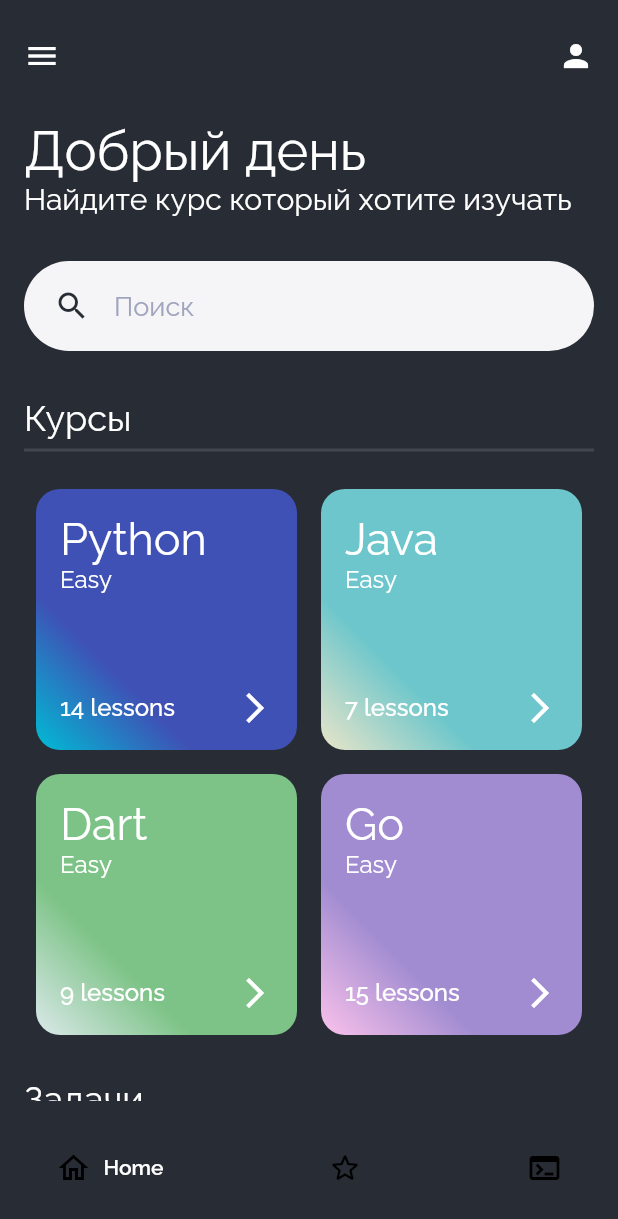
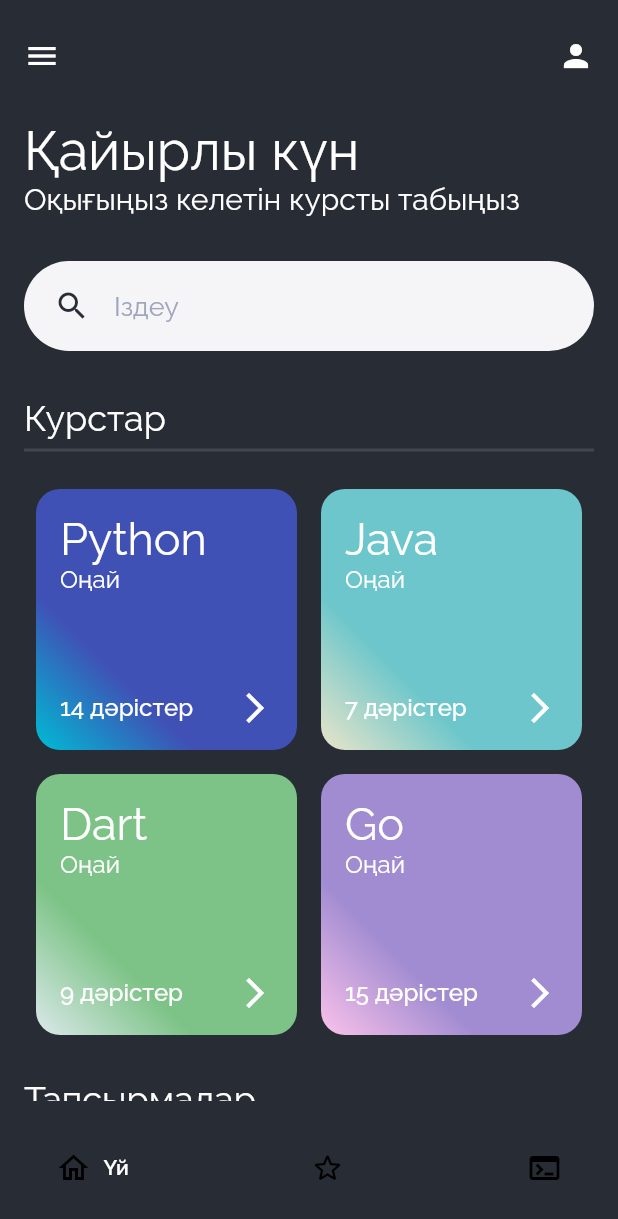
Before and after one commit to Alisherro/Qadam, a Flutter app: the MainScreen screen opened by its route, on a phone screen of 412 x 824 dp. Shown: the top 1219 px of the screen. Run offline on Flutter 3.47's test engine with Material 2 defaults, Android fonts, the phone set to English and light mode, and no system bars; drawn by our look-alikes of google_nav_bar; our stand-ins replace font_awesome_flutter, percent_indicator, webview_flutter.

Commit message:
rus->kaz login minus expanded

```diff
--- a/lib/screens/course_screen.dart
+++ b/lib/screens/course_screen.dart
@@ -11,7 +11,7 @@ class CourseScreen extends StatelessWidget {
         'https://upload.wikimedia.org/wikipedia/commons/thumb/1/18/ISO_C%2B%2B_Logo.svg/800px-ISO_C%2B%2B_Logo.svg.png',
         'Python',
         14,
-        'Easy',
+        'Оңай',
         65,
         Colors.indigo,
         Colors.cyan, [
@@ -25,7 +25,7 @@ class CourseScreen extends StatelessWidget {
         'https://s0.rbk.ru/v6_top_pics/media/img/1/60/756533742439601.jpg',
         'Java',
         7,
-        'Easy',
+        'Оңай',
         35,
         const Color(0xff6cc6cb),
         const Color(0xffeae5c9), [
@@ -39,7 +39,7 @@ class CourseScreen extends StatelessWidget {
         'https://www.pngitem.com/pimgs/m/480-4800518_file-dart-logo-dart-programming-language-logo-hd.png',
         'Dart',
         9,
-        'Easy',
+        'Оңай',
         10,
         const Color(0xff7dc387),
         const Color(0xffdbe9ea), [
@@ -53,7 +53,7 @@ class CourseScreen extends StatelessWidget {
         'https://www.freecodecamp.org/news/content/images/2021/10/golang.png',
         'Go',
         15,
-        'Easy',
+        'Оңай',
         100,
         const Color(0xffa18cd1),
         const Color(0xfffbc2eb), [
@@ -71,8 +71,9 @@ class CourseScreen extends StatelessWidget {
       padding: const EdgeInsets.all(16),
       child: ListView(
         children: [
+          const SizedBox(height: 15,),
           Text(
-            'Continue',
+            'Жалғастыру',
             style: Theme.of(context).textTheme.headline1,
           ),
           const SizedBox(height: 25),
--- a/lib/screens/home_screen.dart
+++ b/lib/screens/home_screen.dart
@@ -12,7 +12,7 @@ class HomeScreen extends StatelessWidget {
         'https://upload.wikimedia.org/wikipedia/commons/thumb/1/18/ISO_C%2B%2B_Logo.svg/800px-ISO_C%2B%2B_Logo.svg.png',
         'Python',
         14,
-        'Easy',
+        'Оңай',
         65,
         Colors.indigo,
         Colors.cyan, [
@@ -26,7 +26,7 @@ class HomeScreen extends StatelessWidget {
         'https://s0.rbk.ru/v6_top_pics/media/img/1/60/756533742439601.jpg',
         'Java',
         7,
-        'Easy',
+        'Оңай',
         35,
         const Color(0xff6cc6cb),
         const Color(0xffeae5c9), [
@@ -40,7 +40,7 @@ class HomeScreen extends StatelessWidget {
         'https://www.pngitem.com/pimgs/m/480-4800518_file-dart-logo-dart-programming-language-logo-hd.png',
         'Dart',
         9,
-        'Easy',
+        'Оңай',
         10,
         const Color(0xff7dc387),
         const Color(0xffdbe9ea), [
@@ -54,7 +54,7 @@ class HomeScreen extends StatelessWidget {
         'https://www.freecodecamp.org/news/content/images/2021/10/golang.png',
         'Go',
         15,
-        'Easy',
+        'Оңай',
         100,
         const Color(0xffa18cd1),
         const Color(0xfffbc2eb), [
@@ -67,10 +67,10 @@ class HomeScreen extends StatelessWidget {
   ];
 
   final List<CodeTask> codeTasks = [
-    CodeTask('a+b', 'Легко', true),
-    CodeTask('Фиббоначи', 'Тяжело', false),
-    CodeTask('Реверс', 'Тяжело', true),
-    CodeTask('Дни', 'Легко', true),
+    CodeTask('a+b', 'Оңай', true),
+    CodeTask('Фиббоначи', 'Қиын', false),
+    CodeTask('кері массив', 'Қиын', true),
+    CodeTask('күндер', 'Оңай', true),
   ];
 
   @override
@@ -91,11 +91,11 @@ class HomeScreen extends StatelessWidget {
               ),
               const SizedBox(height: 30),
               const Text(
-                "Добрый день",style: TextStyle(fontSize: 36),
+                'Қайырлы күн',style: TextStyle(fontSize: 36),
               ),
 
               const Text(
-                "Найдите курс который хотите изучать",
+                "Оқығыңыз келетін курсты табыңыз",
                 style: TextStyle(fontSize: 20),
               ),
               Container(
@@ -115,7 +115,7 @@ class HomeScreen extends StatelessWidget {
                     ),
                     const SizedBox(width: 16),
                     const Text(
-                      "Поиск",
+                      "Іздеу",
                       style: TextStyle(
                         fontSize: 18,
                         color: Color(0xFFA0A5BD),
@@ -130,7 +130,7 @@ class HomeScreen extends StatelessWidget {
             crossAxisAlignment: CrossAxisAlignment.start,
             children: const  [
               Text(
-                'Курсы',
+                'Курстар',
                 style: TextStyle(fontSize: 24),
               ),
               Divider(
@@ -160,7 +160,7 @@ class HomeScreen extends StatelessWidget {
             crossAxisAlignment: CrossAxisAlignment.start,
             children: const [
               Text(
-                'Задачи',
+                'Тапсырмалар',
                 style: TextStyle(fontSize: 24),
               ),
               Divider(
--- a/lib/screens/login_screen.dart
+++ b/lib/screens/login_screen.dart
@@ -17,7 +17,6 @@ class _LoginScreenState extends State<LoginScreen> {
       body: SafeArea(
         child: Padding(
           padding: const EdgeInsets.symmetric(vertical: 16.0),
-          child: Expanded(
           child: Column(
             mainAxisAlignment: MainAxisAlignment.spaceBetween,
             children: [
@@ -79,7 +78,7 @@ class _LoginScreenState extends State<LoginScreen> {
                           child: TextField(
                             decoration: InputDecoration(
                               border: InputBorder.none,
-                                hintText: 'Email',
+                              hintText: 'Электрондық пошта',
                               hintStyle: TextStyle(color: Colors.grey),
                             ),
                           ),
@@ -102,7 +101,7 @@ class _LoginScreenState extends State<LoginScreen> {
                             obscureText: true,
                             decoration: InputDecoration(
                               border: InputBorder.none,
-                                hintText: 'Password',
+                              hintText: 'Құпия сөз',
                               hintStyle: TextStyle(color: Colors.grey),
                             ),
                           ),
@@ -126,7 +125,7 @@ class _LoginScreenState extends State<LoginScreen> {
                             ),
                           ),
                           child: const Text(
-                              'Sign in',
+                            'Кіру',
                             textAlign: TextAlign.center,
                             style: TextStyle(color: Colors.white),
                           ),
@@ -139,11 +138,11 @@ class _LoginScreenState extends State<LoginScreen> {
                     Center(
                       child: RichText(
                         text: TextSpan(
-                            text: 'Don\'t have an account?',
+                          text: 'Есептік жазбаңыз жоқ па?',
                           style: Theme.of(context).textTheme.headline5,
                           children: const [
                             TextSpan(
-                                text: ' Sign up',
+                              text: ' Тіркелу',
                               style: TextStyle(
                                   color: Colors.blueAccent, fontSize: 18),
                             )
@@ -152,7 +151,7 @@ class _LoginScreenState extends State<LoginScreen> {
                       ),
                     ),
                     Text(
-                        'or use',
+                      'немесе пайдаланыңыз',
                       style: Theme.of(context).textTheme.headline5,
                     ),
                     Container(
@@ -181,7 +180,6 @@ class _LoginScreenState extends State<LoginScreen> {
           ),
         ),
       ),
-      ),
     );
   }
 }
--- a/lib/screens/main_screen.dart
+++ b/lib/screens/main_screen.dart
@@ -10,72 +10,6 @@ import 'course_screen.dart';
 class MainScreen extends StatelessWidget {
   MainScreen({Key? key}) : super(key: key);
 
-  final List<ProgrammingLanguage> languages = [
-    ProgrammingLanguage(
-        'https://upload.wikimedia.org/wikipedia/commons/thumb/1/18/ISO_C%2B%2B_Logo.svg/800px-ISO_C%2B%2B_Logo.svg.png',
-        'Python',
-        14,
-        'Easy',
-        65,
-        Colors.indigo,
-        Colors.cyan,
-        [
-          ProgrammingLanguageCourse(1, 'Введение', '30 min', true),
-          ProgrammingLanguageCourse(2, 'Ввод и вывод данных', '60 min', true),
-          ProgrammingLanguageCourse(3, 'Условный оператор', '60 min', false),
-          ProgrammingLanguageCourse(4, 'Строки', '60 min', false),
-          ProgrammingLanguageCourse(5, 'Циклы', '45 min', false),
-        ]
-    ),
-    ProgrammingLanguage(
-        'https://s0.rbk.ru/v6_top_pics/media/img/1/60/756533742439601.jpg',
-        'Java',
-        7,
-        'Easy',
-        35,
-        const Color(0xff6cc6cb),
-        const Color(0xffeae5c9),
-        [
-          ProgrammingLanguageCourse(1, 'Введение', '30 min', false),
-          ProgrammingLanguageCourse(2, 'Ввод и вывод данных', '60 min', false),
-          ProgrammingLanguageCourse(3, 'Условный оператор', '60 min', false),
-          ProgrammingLanguageCourse(4, 'Строки', '60 min', false),
-          ProgrammingLanguageCourse(5, 'Циклы', '45 min', false),
-        ]
-    ),
-    ProgrammingLanguage(
-        'https://www.pngitem.com/pimgs/m/480-4800518_file-dart-logo-dart-programming-language-logo-hd.png',
-        'Dart',
-        9,
-        'Easy',
-        10,
-        const Color(0xff7dc387),
-        const Color(0xffdbe9ea),
-        [
-          ProgrammingLanguageCourse(1, 'Введение', '30 min', false),
-          ProgrammingLanguageCourse(2, 'Ввод и вывод данных', '60 min', false),
-          ProgrammingLanguageCourse(3, 'Условный оператор', '60 min', false),
-          ProgrammingLanguageCourse(4, 'Строки', '60 min', false),
-          ProgrammingLanguageCourse(5, 'Циклы', '45 min', false),
-        ]
-    ),
-    ProgrammingLanguage(
-        'https://www.freecodecamp.org/news/content/images/2021/10/golang.png',
-        'Go',
-        15,
-        'Easy',
-        100,
-        const Color(0xffa18cd1),
-        const Color(0xfffbc2eb),
-        [
-          ProgrammingLanguageCourse(1, 'Введение', '30 min', false),
-          ProgrammingLanguageCourse(2, 'Ввод и вывод данных', '60 min', false),
-          ProgrammingLanguageCourse(3, 'Условный оператор', '60 min', false),
-          ProgrammingLanguageCourse(4, 'Строки', '60 min', false),
-          ProgrammingLanguageCourse(5, 'Циклы', '45 min', false),
-        ]
-    ),
-  ];
 
   static List<Widget> pages = [
     HomeScreen( ),
--- a/lib/screens/python_course_screen.dart
+++ b/lib/screens/python_course_screen.dart
@@ -124,7 +124,7 @@ class _PythonCourseScreenState extends State<PythonCourseScreen> {
                           ],
                         ),
                         Text(
-                          'Бесплатно',
+                          'Тегін',
                           style: TextStyle(
                               color: Colors.white,
                               fontSize: 20,
@@ -159,7 +159,7 @@ class _PythonCourseScreenState extends State<PythonCourseScreen> {
                       ),
                       Row(
                         children: [
-                          Text('14 Уроков',
+                          Text('5 Сабақ',
                               style: TextStyle(color: Colors.grey.shade600)),
                           const SizedBox(
                             width: 15,
@@ -176,7 +176,7 @@ class _PythonCourseScreenState extends State<PythonCourseScreen> {
                             width: 15,
                           ),
                           Text(
-                            '32 часа',
+                            '32 сағат',
                             style: TextStyle(color: Colors.grey.shade600),
                           ),
                         ],
--- a/lib/screens/result_page.dart
+++ b/lib/screens/result_page.dart
@@ -25,8 +25,8 @@ class _ResultPageState extends State<ResultPage> {
 
   @override
   Widget build(BuildContext context) {
-    String cong = 'Поздравляю!';
-    String los = 'Неплохо, но попробуй еще раз!';
+    String cong = 'Құттықтаймыз!';
+    String los = 'Жаман емес, бірақ қайталап көріңіз!';
     return Scaffold(
       body: Center(
         child: Container(
@@ -64,7 +64,7 @@ class _ResultPageState extends State<ResultPage> {
                     borderRadius: BorderRadius.circular(12), // <-- Radius
                   ),
                 ),
-                child: const Text('Продолжить'),
+                child: const Text('Жалғастыру'),
               )
             ],
           ),
--- a/lib/widgets/bottom_nav_bar.dart
+++ b/lib/widgets/bottom_nav_bar.dart
@@ -26,15 +26,15 @@ class BottomNavBar extends StatelessWidget {
               tabs: const [
                 GButton(
                   icon: Icons.home_outlined,
-                  text: 'Home',
+                  text: 'Үй',
                 ),
                 GButton(
                   icon: Icons.star_outline_rounded,
-                  text: 'Courses',
+                  text: 'Курстар',
                 ),
                 GButton(
                   icon: Icons.terminal,
-                  text: 'Terminal',
+                  text: 'Терминал',
                 ),
               ],
             ),
--- a/lib/widgets/learning_section_widget.dart
+++ b/lib/widgets/learning_section_widget.dart
@@ -62,7 +62,7 @@ class LearningSectionWidget extends StatelessWidget {
                   mainAxisAlignment: MainAxisAlignment.spaceBetween,
                   children: [
                     Text(
-                      '${programmingLanguage.lessonsAmount} lessons',
+                      '${programmingLanguage.lessonsAmount} дәрістер',
                       textAlign: TextAlign.end,
                       style: const TextStyle(
                         fontSize: 16.0,
```
Also changed, not shown: 1 other file. Lines whose indentation alone changed are shown as unchanged.
